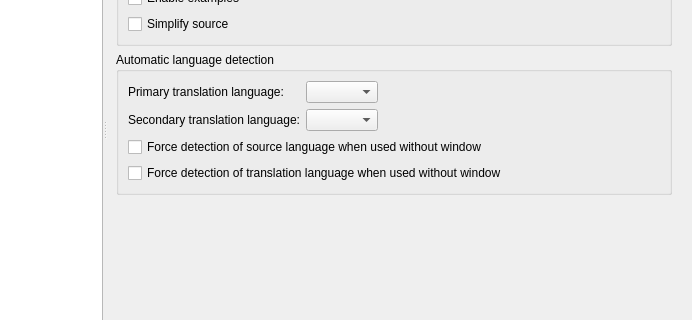
Before: the Qt Designer form src/settings/settingsdialog.ui in crow-translate/crow-translate, drawn with Qt 5; both pictures show x 108 to 800 and y 165 to 485 of the 800 by 616 pixel window.
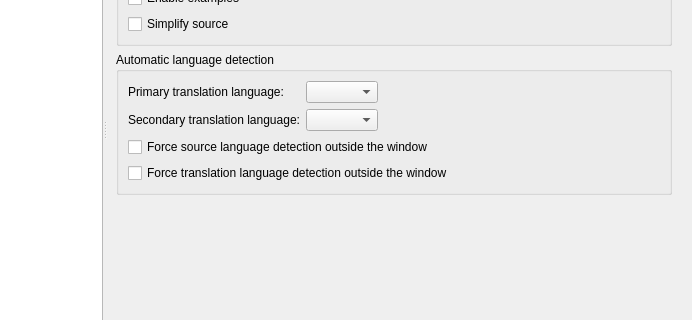
After: the same form once the commit is applied. The open tabs and pages were chosen to show the change. Icons and pictures are not drawn. Custom widgets are drawn as their Qt base class.

Commit message: Improve SettingsDialog UI * Use HTML for all tooltips. * Add missing tooltips. * Fix opening link to download ORC languages.

The edit to the form file:
```diff
--- a/src/settings/settingsdialog.ui
+++ b/src/settings/settingsdialog.ui
@@ -694,14 +694,14 @@
            <item row="2" column="0" colspan="3">
             <widget class="QCheckBox" name="forceSourceAutoCheckBox">
              <property name="text">
-              <string>Force detection of source language when used without window</string>
+              <string>Force source language detection outside the window</string>
              </property>
             </widget>
            </item>
            <item row="3" column="0" colspan="3">
             <widget class="QCheckBox" name="forceTranslationAutoCheckBox">
              <property name="text">
-              <string>Force detection of translation language when used without window</string>
+              <string>Force translation language detection outside the window</string>
              </property>
             </widget>
            </item>
```
Left out of the diff: 51 changed lines with no effect on the pictures.
